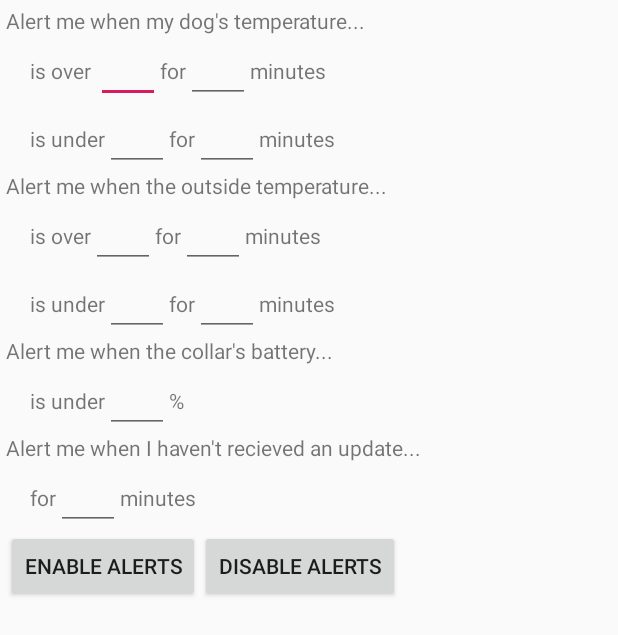
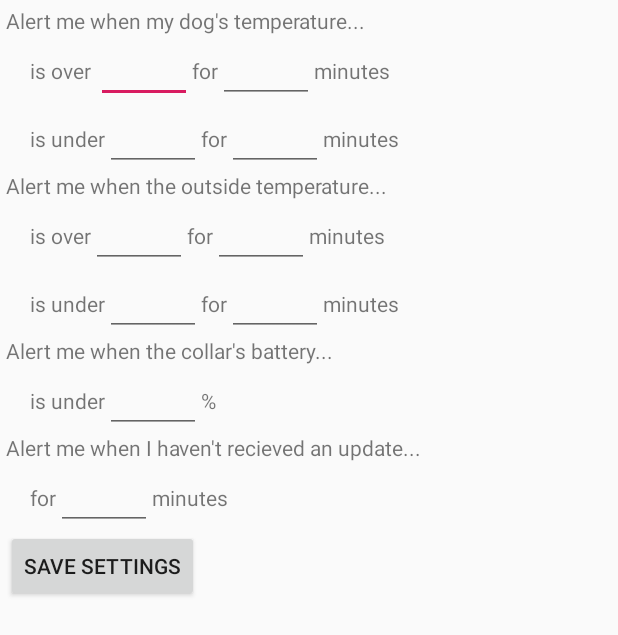
Before and after one commit to The-Chris-Davies/coen390_minicap_app, an Android app: the layout fragment_alert.xml on its own in the app's theme, with its tools: preview values and no code run, on a phone screen of 412 x 824 dp. Shown: the top 635 px of the screen. Run offline under Robolectric (Android 15) with nearby library versions, the light colour scheme and no system bars; Roboto replaces fonts that are not available here.

Commit message:
added alert customization

```diff
--- a/app/src/main/java/com/minicap/collarapp/MainActivity.java
+++ b/app/src/main/java/com/minicap/collarapp/MainActivity.java
@@ -206,6 +206,9 @@ public class MainActivity extends AppCompatActivity {
             case R.id.alertToggle:
                 toggleAlerts(findViewById(R.id.alertToggle));
                 return true;
+            case R.id.alertSettings:
+                AlertDialogFragment alertDialog = new AlertDialogFragment();
+                alertDialog.show(getSupportFragmentManager(), "alertDialogFragment");
         }
 
         return super.onOptionsItemSelected(item);
--- a/app/src/main/java/com/minicap/collarapp/alertActivity.java
+++ /dev/null
@@ -1,14 +0,0 @@
-package com.minicap.collarapp;
-
-import androidx.appcompat.app.AppCompatActivity;
-
-import android.os.Bundle;
-
-public class alertActivity extends AppCompatActivity {
-
-    @Override
-    protected void onCreate(Bundle savedInstanceState) {
-        super.onCreate(savedInstanceState);
-        setContentView(R.layout.activity_alert);
-    }
-}
--- a/app/src/main/res/layout/activity_alert.xml
+++ b/app/src/main/res/layout/fragment_alert.xml
@@ -31,7 +31,7 @@
             android:layout_width="wrap_content"
             android:layout_height="wrap_content"
             android:layout_weight="1"
-            android:ems="2"
+            android:ems="3"
             android:inputType="numberDecimal" />
 
         <TextView
@@ -46,7 +46,7 @@
             android:layout_width="wrap_content"
             android:layout_height="wrap_content"
             android:layout_weight="1"
-            android:ems="2"
+            android:ems="3"
             android:inputType="numberDecimal" />
 
         <TextView
@@ -72,7 +72,7 @@
             android:id="@+id/intTempLowVal"
             android:layout_width="match_parent"
             android:layout_height="wrap_content"
-            android:ems="2"
+            android:ems="3"
             android:inputType="numberDecimal" />
 
         <TextView
@@ -87,7 +87,7 @@
             android:layout_width="wrap_content"
             android:layout_height="wrap_content"
             android:layout_weight="1"
-            android:ems="2"
+            android:ems="3"
             android:inputType="numberDecimal" />
 
         <TextView
@@ -122,7 +122,7 @@
             android:layout_width="wrap_content"
             android:layout_height="wrap_content"
             android:layout_weight="1"
-            android:ems="2"
+            android:ems="3"
             android:inputType="numberDecimal" />
 
         <TextView
@@ -137,7 +137,7 @@
             android:layout_width="wrap_content"
             android:layout_height="wrap_content"
             android:layout_weight="1"
-            android:ems="2"
+            android:ems="3"
             android:inputType="numberDecimal" />
 
         <TextView
@@ -166,7 +166,7 @@
             android:layout_width="wrap_content"
             android:layout_height="wrap_content"
             android:layout_weight="1"
-            android:ems="2"
+            android:ems="3"
             android:inputType="numberDecimal" />
 
         <TextView
@@ -177,11 +177,11 @@
             android:text="for" />
 
         <EditText
-            android:id="@+id/ExtTempLowTime"
+            android:id="@+id/extTempLowTime"
             android:layout_width="wrap_content"
             android:layout_height="wrap_content"
             android:layout_weight="1"
-            android:ems="2"
+            android:ems="3"
             android:inputType="numberDecimal" />
 
         <TextView
@@ -212,11 +212,11 @@
             android:text="is under" />
 
         <EditText
-            android:id="@+id/BattAlertVal"
+            android:id="@+id/battAlertVal"
             android:layout_width="wrap_content"
             android:layout_height="wrap_content"
             android:layout_weight="1"
-            android:ems="2"
+            android:ems="3"
             android:inputType="numberDecimal" />
 
         <TextView
@@ -247,11 +247,11 @@
             android:text="for" />
 
         <EditText
-            android:id="@+id/watchDogAlertVal"
+            android:id="@+id/watchdogAlertVal"
             android:layout_width="wrap_content"
             android:layout_height="wrap_content"
             android:layout_weight="1"
-            android:ems="2"
+            android:ems="3"
             android:inputType="numberDecimal" />
 
         <TextView
@@ -272,14 +272,9 @@
             android:layout_width="wrap_content"
             android:layout_height="wrap_content"
             android:layout_gravity="center"
-            android:text="Enable Alerts"
+            android:text="Save Settings"
             android:textAlignment="center" />
 
-        <Button
-            android:id="@+id/alertDisable"
-            android:layout_width="wrap_content"
-            android:layout_height="wrap_content"
-            android:text="disable alerts" />
     </LinearLayout>
 
 </LinearLayout>
--- a/app/src/main/res/menu/dog_menu.xml
+++ b/app/src/main/res/menu/dog_menu.xml
@@ -12,4 +12,8 @@
         android:id="@+id/alertToggle"
         android:title="Toggle alerts"
         app:showAsAction="never" />
+    <item
+        android:id="@+id/alertSettings"
+        android:title="Alert Settings"
+        app:showAsAction="never" />
 </menu>
```
Also changed, not shown: app/src/main/java/com/minicap/collarapp/AlertDialogFragment.java (added, +77 -0 lines), app/src/main/java/com/minicap/collarapp/SharedPreferenceHelper.java (+44 -18 lines).
